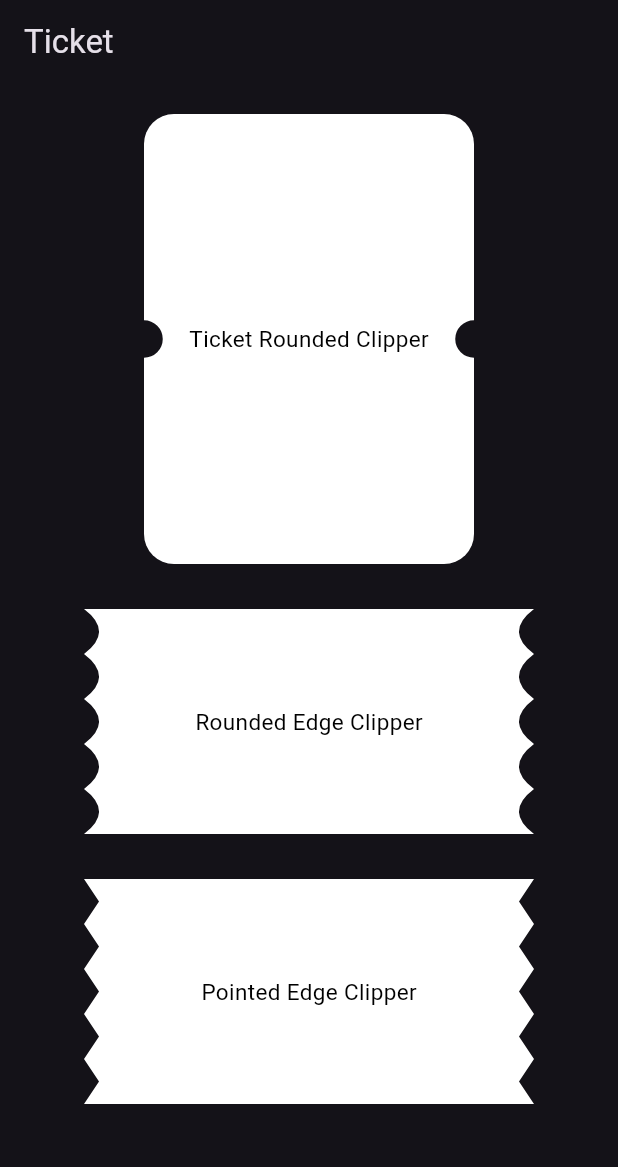
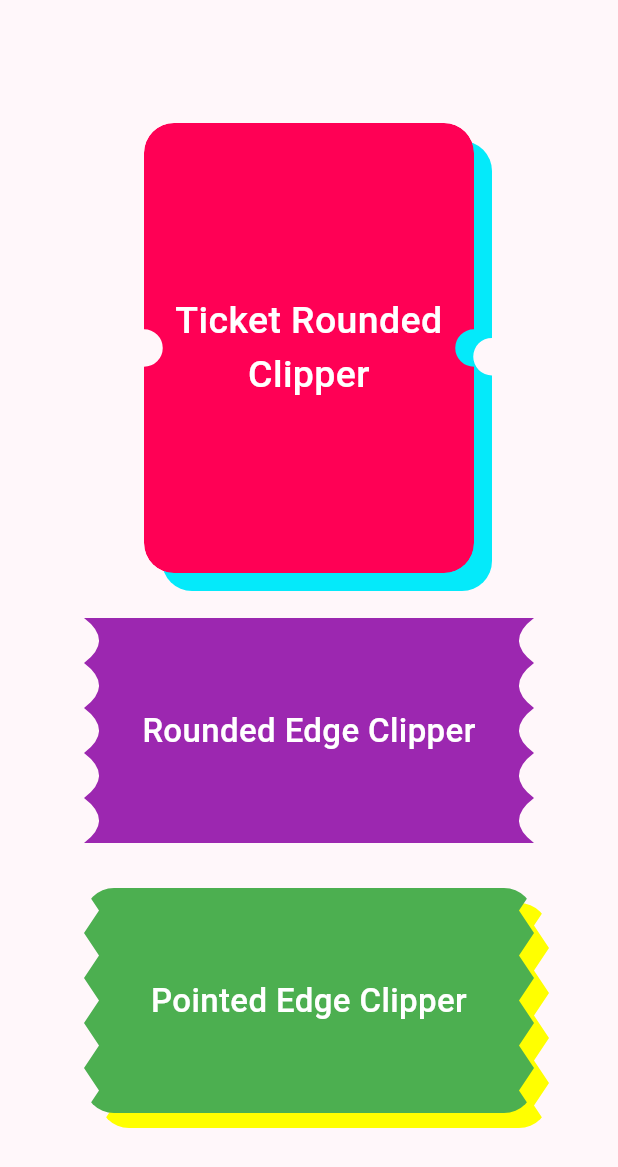
Before and after one commit to NouzNoushad/ticket_clippers, a Flutter app: the screen it shows after launch, on a phone screen of 412 x 824 dp. Shown: the top 1167 px of the screen. Run offline on Flutter 3.47's test engine with Material 3 defaults, Android fonts, the phone set to English and light mode, and no system bars.

Commit message:
shadow with border radius

```diff
--- a/example/lib/main.dart
+++ b/example/lib/main.dart
@@ -12,7 +12,9 @@ class MyApp extends StatelessWidget {
   Widget build(BuildContext context) {
     return MaterialApp(
       title: 'Flutter Demo',
-      theme: ThemeData.dark(),
+      theme: ThemeData(
+        colorScheme: ColorScheme.fromSeed(seedColor: Colors.purple)
+      ),
       debugShowCheckedModeBanner: false,
       home: const MyTicketClipper(),
     );
@@ -25,31 +27,41 @@ class MyTicketClipper extends StatelessWidget {
   @override
   Widget build(BuildContext context) {
     return Scaffold(
-      appBar: AppBar(
-        title: const Text('Ticket'),
-      ),
-      body: ListView(
+      body: Center(
+        child: ListView(
           padding: const EdgeInsets.all(20),
+          shrinkWrap: true,
           children: [
             Align(
-            child: ClipPath(
+              child: TicketClipper(
                 clipper: TicketRoundedEdgeClipper(
                   edge: Edge.horizontal,
                   position: 150,
                   radius: 25,
                 ),
+                shadowRadius: 20,
+                shadow:  const BoxShadow(
+                    color: Color.fromARGB(255, 4, 234, 250),
+                    offset: Offset(12, 12),
+                  ),
+                child: ClipRRect(
+                  borderRadius: BorderRadius.circular(20),
                   child: Container(
                     height: 300,
                     width: 220,
                     decoration: BoxDecoration(
                         borderRadius: BorderRadius.circular(20),
-                    color: Colors.white),
+                        color: const Color.fromARGB(255, 255, 0, 85)),
+                    padding: const EdgeInsets.all(20),
                     child: const Center(
                       child: Text(
                         'Ticket Rounded Clipper',
+                        textAlign: TextAlign.center,
                         style: TextStyle(
-                      fontSize: 15,
-                      color: Colors.black,
+                          fontSize: 25,
+                          fontWeight: FontWeight.w500,
+                          color: Colors.white,
+                        ),
                       ),
                     ),
                   ),
@@ -60,7 +72,7 @@ class MyTicketClipper extends StatelessWidget {
               height: 30,
             ),
             Align(
-            child: ClipPath(
+              child: TicketClipper(
                 clipper: RoundedEdgeClipper(
                   edge: Edge.horizontal,
                   points: 5,
@@ -69,11 +81,16 @@ class MyTicketClipper extends StatelessWidget {
                 child: Container(
                   height: 150,
                   width: 300,
-                decoration: const BoxDecoration(color: Colors.white),
+                  decoration: const BoxDecoration(color: Colors.purple),
                   child: const Center(
                     child: Text(
                       'Rounded Edge Clipper',
-                    style: TextStyle(color: Colors.black, fontSize: 15),
+                      textAlign: TextAlign.center,
+                        style: TextStyle(
+                          fontSize: 22,
+                          fontWeight: FontWeight.w500,
+                          color: Colors.white,
+                        ),
                     ),
                   ),
                 ),
@@ -83,20 +100,31 @@ class MyTicketClipper extends StatelessWidget {
               height: 30,
             ),
             Align(
-            child: ClipPath(
+              child: TicketClipper(
                 clipper: PointedEdgeClipper(
                   edge: Edge.horizontal,
                   points: 10,
                   depth: 10,
                 ),
+                shadow: const BoxShadow(
+                    color: Colors.yellowAccent,
+                    offset: Offset(10, 10),
+                  ),
+                shadowRadius: 20,
                 child: Container(
                   height: 150,
                   width: 300,
-                decoration: const BoxDecoration(color: Colors.white),
+                  decoration:  BoxDecoration(color: Colors.green,
+                  borderRadius: BorderRadius.circular(20),),
                   child: const Center(
                     child: Text(
                       'Pointed Edge Clipper',
-                    style: TextStyle(color: Colors.black, fontSize: 15),
+                     textAlign: TextAlign.center,
+                        style: TextStyle(
+                          fontSize: 22,
+                          fontWeight: FontWeight.w500,
+                          color: Colors.white,
+                        ),
                     ),
                   ),
                 ),
@@ -104,6 +132,7 @@ class MyTicketClipper extends StatelessWidget {
             ),
           ],
         ),
+      ),
     );
   }
 }
--- /dev/null
+++ b/lib/src/ticket_clipper.dart
@@ -0,0 +1,31 @@
+import 'package:flutter/material.dart';
+import 'ticket_painter.dart';
+
+class TicketClipper extends StatelessWidget {
+  const TicketClipper({super.key,required this.clipper, this.shadow, required this.child,
+  this.shadowRadius = 0.0});
+  /// - [TicketRoundedEdgeClipper] that can be used with [ClipPath] to clip widget in Ticket Rounded Edge shape
+  /// - [PointedEdgeClipper] that can be used with [ClipPath] to clip widget in Pointed Edge shape
+  /// - [RoundedEdgeClipper] that can be used with [ClipPath] to clip widget in Rounded Edge shape
+  final CustomClipper<Path> clipper;
+  /// child: [Widget]
+  final Widget child;
+  /// shadows: [BoxShadow?]
+  final BoxShadow? shadow;
+  /// borderRadius: If non-null, the corners of this box shadow are rounded by this [BorderRadius]
+  final double shadowRadius;
+
+  @override
+  Widget build(BuildContext context) {
+    return CustomPaint(
+      painter: TicketShadowPainter(
+        clipper: clipper,
+        shadow: shadow,
+        borderRadius: shadowRadius,
+      ),
+      child: ClipPath(
+        clipper: clipper,
+        child: child),
+    );
+  }
+}
--- a/lib/src/ticket_edge.dart
+++ b/lib/src/ticket_edge.dart
@@ -21,7 +21,7 @@ class TicketRoundedEdgeClipper extends CustomClipper<Path> {
   Path getClip(Size size) {
     var h = size.height;
     var w = size.width;
-    position = position + (radius / 2);
+    position = position + (radius * 0.25);
     final path = Path();
 
     // Top or Vertical or All
--- /dev/null
+++ b/lib/src/ticket_painter.dart
@@ -0,0 +1,44 @@
+import 'package:flutter/material.dart';
+
+class TicketShadowPainter extends CustomPainter {
+  TicketShadowPainter({
+    required this.clipper,
+    required this.borderRadius,
+    this.shadow
+  });
+
+  final CustomClipper<Path> clipper;
+  final BoxShadow? shadow;
+  final double borderRadius;
+  @override
+  void paint(Canvas canvas, Size size) {
+      var h = size.height;
+      var w = size.width;
+      Offset centerOffset = Offset(w * 0.5, h * 0.5);
+      if(shadow != null){
+        final paint = shadow!.toPaint();
+        final spreadRadius = shadow!.spreadRadius;
+        final shadowOffset = shadow!.offset;
+
+        final spreadSize = Size(w + spreadRadius * 2, h + spreadRadius * 2);
+        final clipPath = clipper.getClip(spreadSize).shift(
+          Offset(shadowOffset.dx - spreadRadius, shadowOffset.dy - spreadRadius),
+        );
+        Offset offset = Offset(shadowOffset.dx - spreadRadius, shadowOffset.dy - spreadRadius);
+
+        canvas.clipPath(clipPath);
+        canvas.drawPath(Path()..addRRect(RRect.fromRectAndRadius(Rect.fromCenter(center:Offset(
+          centerOffset.dx + offset.dx, centerOffset.dy + offset.dy,
+        ), width: w, height: h), Radius.circular(borderRadius))), paint);
+      }else{
+        canvas.drawPath(clipper.getClip(size), Paint()..color=Colors.transparent);
+      }
+
+  }
+
+  @override
+  bool shouldRepaint(covariant CustomPainter oldDelegate) {
+    return true;
+  }
+
+}
--- a/lib/ticket_clippers.dart
+++ b/lib/ticket_clippers.dart
@@ -3,3 +3,5 @@ export 'src/edge_enum.dart';
 export 'src/pointed_edge.dart';
 export 'src/rounded_edge.dart';
 export 'src/ticket_edge.dart';
+export 'src/ticket_painter.dart';
+export 'src/ticket_clipper.dart';
```
Also changed, not shown: example/pubspec.lock. Lines whose indentation alone changed are shown as unchanged.
